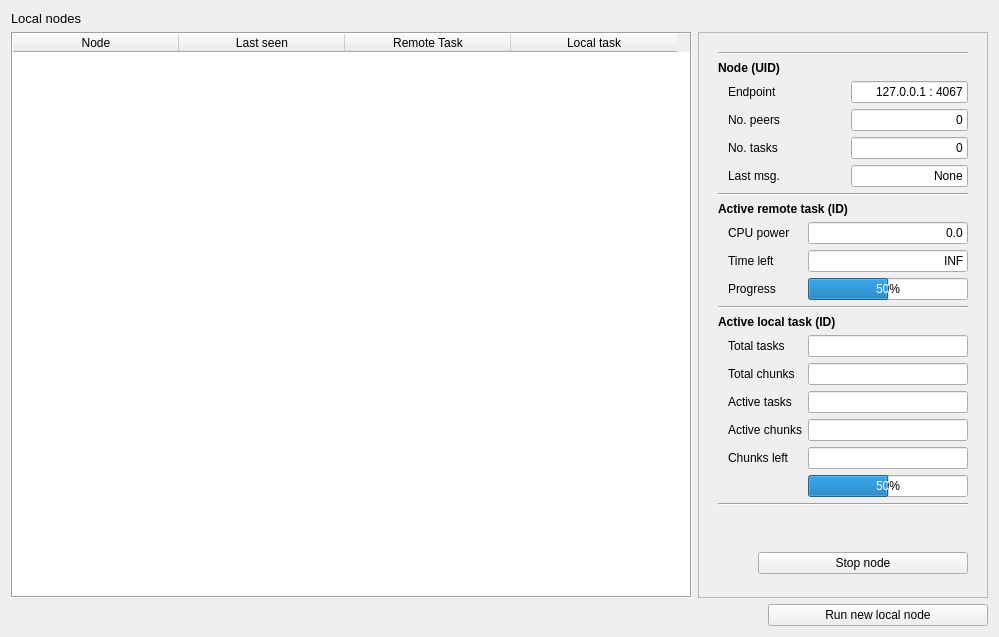
Qt form poc/golemPy/src/ui/manager.ui (golemfactory/clay) before a commit.
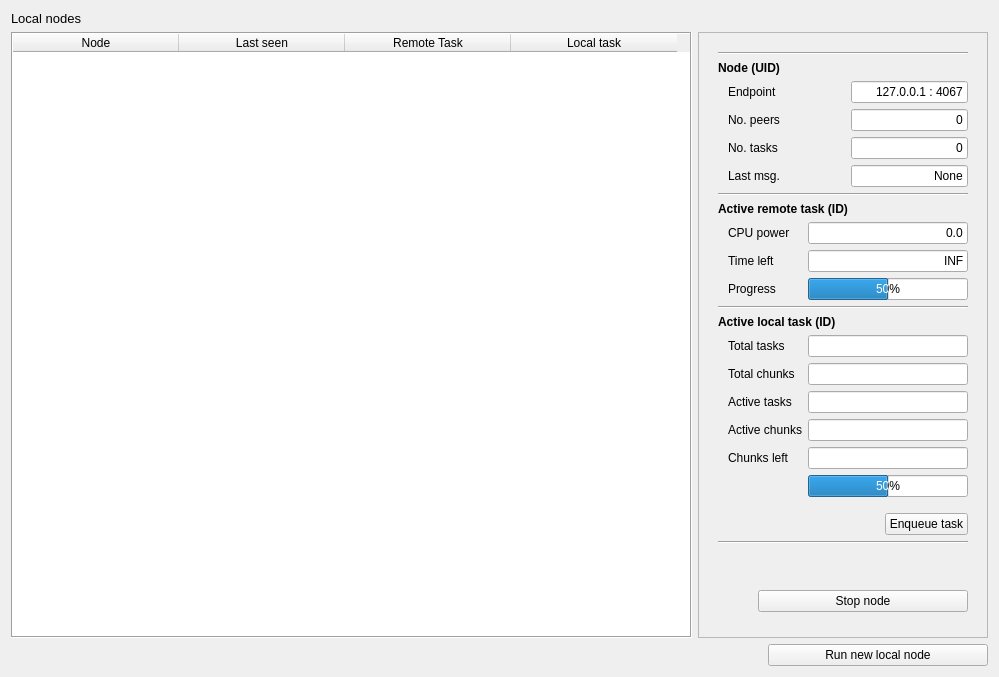
The same form after that commit.

Commit message: enqueue task added, network simulator to be moved to a separate file

Diff of the .ui file:
```diff
--- a/poc/golemPy/src/ui/manager.ui
+++ b/poc/golemPy/src/ui/manager.ui
@@ -7,7 +7,7 @@
     <x>0</x>
     <y>0</y>
     <width>992</width>
-    <height>637</height>
+    <height>677</height>
    </rect>
   </property>
   <property name="windowTitle">
@@ -579,6 +579,33 @@
               </item>
              </layout>
             </item>
+            <item>
+             <layout class="QHBoxLayout" name="horizontalLayout_7">
+              <property name="topMargin">
+               <number>10</number>
+              </property>
+              <item>
+               <spacer name="horizontalSpacer_3">
+                <property name="orientation">
+                 <enum>Qt::Horizontal</enum>
+                </property>
+                <property name="sizeHint" stdset="0">
+                 <size>
+                  <width>40</width>
+                  <height>20</height>
+                 </size>
+                </property>
+               </spacer>
+              </item>
+              <item>
+               <widget class="QPushButton" name="enqueueTaskButton">
+                <property name="text">
+                 <string>Enqueue task</string>
+                </property>
+               </widget>
+              </item>
+             </layout>
+            </item>
             <item>
              <widget class="Line" name="line_4">
               <property name="orientation">
```
The commit also changes 2 other files.
